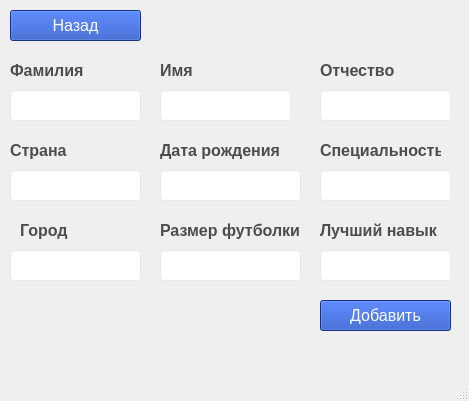
First picture: the form in mainwindow.ui, repository maxijer/Hackaton_registrator, before the edit.
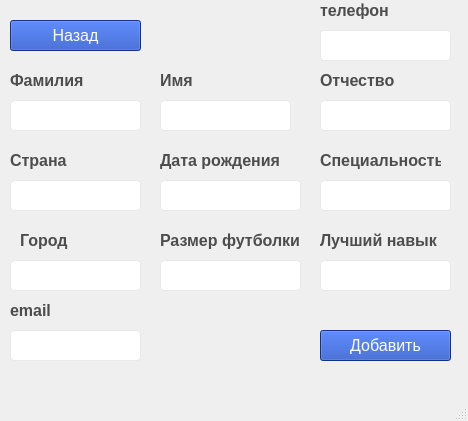
Second picture: the form after the edit.

```diff
--- a/mainwindow.ui
+++ b/mainwindow.ui
@@ -6,8 +6,8 @@
    <rect>
     <x>0</x>
     <y>0</y>
-    <width>469</width>
-    <height>401</height>
+    <width>468</width>
+    <height>421</height>
    </rect>
   </property>
   <property name="windowTitle">
@@ -43,7 +43,7 @@
     <property name="geometry">
      <rect>
       <x>160</x>
-      <y>90</y>
+      <y>100</y>
       <width>131</width>
       <height>31</height>
      </rect>
@@ -65,7 +65,7 @@
     <property name="geometry">
      <rect>
       <x>10</x>
-      <y>90</y>
+      <y>100</y>
       <width>131</width>
       <height>31</height>
      </rect>
@@ -75,7 +75,7 @@
     <property name="geometry">
      <rect>
       <x>320</x>
-      <y>90</y>
+      <y>100</y>
       <width>131</width>
       <height>31</height>
      </rect>
@@ -85,7 +85,7 @@
     <property name="geometry">
      <rect>
       <x>10</x>
-      <y>170</y>
+      <y>180</y>
       <width>131</width>
       <height>31</height>
      </rect>
@@ -95,7 +95,7 @@
     <property name="geometry">
      <rect>
       <x>10</x>
-      <y>250</y>
+      <y>260</y>
       <width>131</width>
       <height>31</height>
      </rect>
@@ -105,7 +105,7 @@
     <property name="geometry">
      <rect>
       <x>160</x>
-      <y>250</y>
+      <y>260</y>
       <width>141</width>
       <height>31</height>
      </rect>
@@ -115,7 +115,7 @@
     <property name="geometry">
      <rect>
       <x>160</x>
-      <y>170</y>
+      <y>180</y>
       <width>141</width>
       <height>31</height>
      </rect>
@@ -125,7 +125,7 @@
     <property name="geometry">
      <rect>
       <x>320</x>
-      <y>170</y>
+      <y>180</y>
       <width>131</width>
       <height>31</height>
      </rect>
@@ -135,7 +135,7 @@
     <property name="geometry">
      <rect>
       <x>320</x>
-      <y>250</y>
+      <y>260</y>
       <width>131</width>
       <height>31</height>
      </rect>
@@ -145,7 +145,7 @@
     <property name="geometry">
      <rect>
       <x>160</x>
-      <y>60</y>
+      <y>70</y>
       <width>63</width>
       <height>20</height>
      </rect>
@@ -158,7 +158,7 @@
     <property name="geometry">
      <rect>
       <x>10</x>
-      <y>60</y>
+      <y>70</y>
       <width>81</width>
       <height>20</height>
      </rect>
@@ -171,7 +171,7 @@
     <property name="geometry">
      <rect>
       <x>320</x>
-      <y>60</y>
+      <y>70</y>
       <width>81</width>
       <height>21</height>
      </rect>
@@ -184,7 +184,7 @@
     <property name="geometry">
      <rect>
       <x>10</x>
-      <y>140</y>
+      <y>150</y>
       <width>63</width>
       <height>20</height>
      </rect>
@@ -197,7 +197,7 @@
     <property name="geometry">
      <rect>
       <x>20</x>
-      <y>220</y>
+      <y>230</y>
       <width>63</width>
       <height>20</height>
      </rect>
@@ -210,7 +210,7 @@
     <property name="geometry">
      <rect>
       <x>160</x>
-      <y>220</y>
+      <y>230</y>
       <width>151</width>
       <height>20</height>
      </rect>
@@ -223,7 +223,7 @@
     <property name="geometry">
      <rect>
       <x>160</x>
-      <y>140</y>
+      <y>150</y>
       <width>131</width>
       <height>20</height>
      </rect>
@@ -236,7 +236,7 @@
     <property name="geometry">
      <rect>
       <x>320</x>
-      <y>140</y>
+      <y>150</y>
       <width>121</width>
       <height>20</height>
      </rect>
@@ -249,7 +249,7 @@
     <property name="geometry">
      <rect>
       <x>320</x>
-      <y>220</y>
+      <y>230</y>
       <width>121</width>
       <height>20</height>
      </rect>
@@ -262,7 +262,7 @@
     <property name="geometry">
      <rect>
       <x>320</x>
-      <y>300</y>
+      <y>330</y>
       <width>131</width>
       <height>31</height>
      </rect>
@@ -278,7 +278,7 @@
     <property name="geometry">
      <rect>
       <x>10</x>
-      <y>10</y>
+      <y>20</y>
       <width>131</width>
       <height>31</height>
      </rect>
@@ -290,6 +290,55 @@
      <string>Назад</string>
     </property>
    </widget>
+   <widget class="QLineEdit" name="phone">
+    <property name="geometry">
+     <rect>
+      <x>320</x>
+      <y>30</y>
+      <width>131</width>
+      <height>31</height>
+     </rect>
+    </property>
+   </widget>
+   <widget class="QLabel" name="label_10">
+    <property name="geometry">
+     <rect>
+      <x>320</x>
+      <y>0</y>
+      <width>121</width>
+      <height>20</height>
+     </rect>
+    </property>
+    <property name="text">
+     <string>телефон</string>
+    </property>
+   </widget>
+   <widget class="QLineEdit" name="email">
+    <property name="geometry">
+     <rect>
+      <x>10</x>
+      <y>330</y>
+      <width>131</width>
+      <height>31</height>
+     </rect>
+    </property>
+    <property name="text">
+     <string/>
+    </property>
+   </widget>
+   <widget class="QLabel" name="label_11">
+    <property name="geometry">
+     <rect>
+      <x>10</x>
+      <y>300</y>
+      <width>121</width>
+      <height>20</height>
+     </rect>
+    </property>
+    <property name="text">
+     <string>email</string>
+    </property>
+   </widget>
   </widget>
   <widget class="QMenuBar" name="menubar">
    <property name="geometry">
```
Left out of the diff: 2 changed lines with no effect on the pictures.
